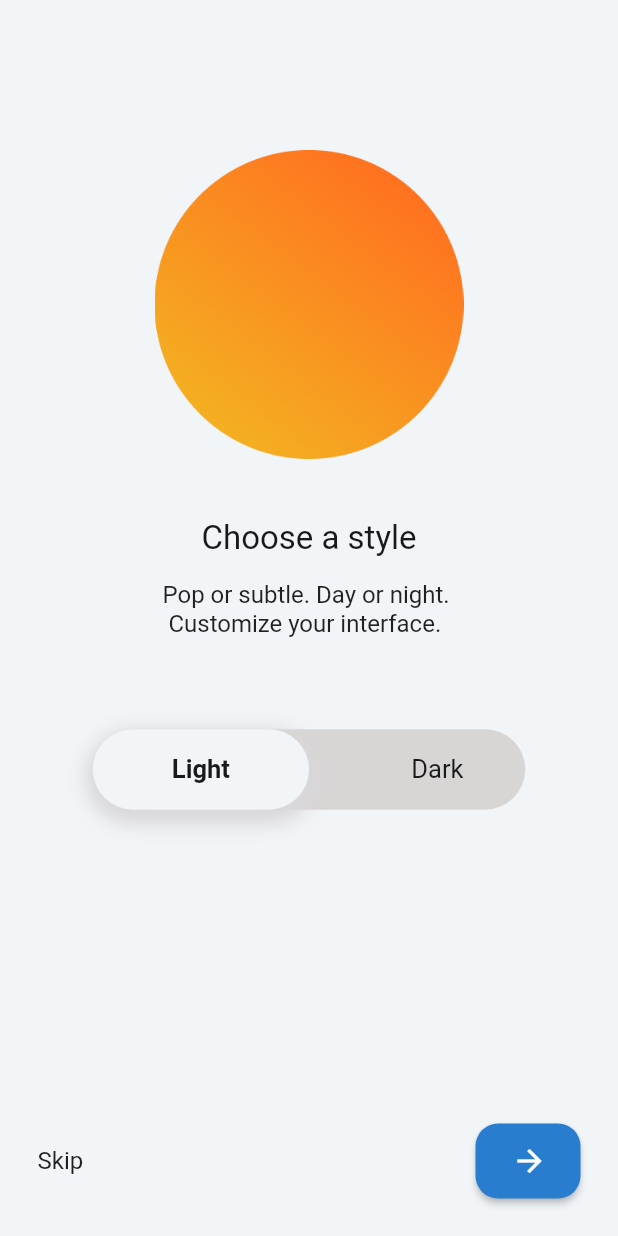
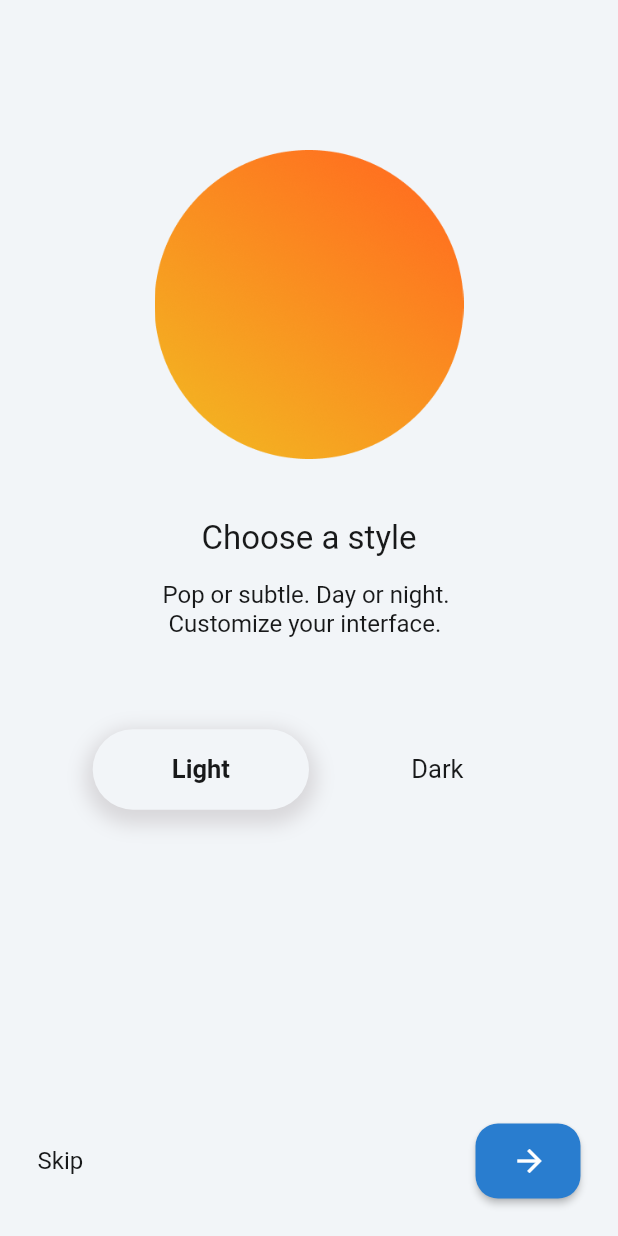
Before and after one commit to TSEC-MAD-Club/Mobile-App, a Flutter app: the screen it shows after launch, on a phone screen of 412 x 824 dp. Run offline on Flutter 3.47's test engine with Material 2 defaults, Android fonts, the phone set to English and light mode, and no system bars; our stand-ins replace cached_network_image; Roboto replaces fonts that are missing (SF Pro Text).

Commit message:
fix: add subtitle 1 and 2 to TextTheme

```diff
--- a/lib/screens/theme_screen/widgets/custom_toggle_button.dart
+++ b/lib/screens/theme_screen/widgets/custom_toggle_button.dart
@@ -54,7 +54,7 @@ class _CustomToggleButtonState extends State<CustomToggleButton> {
               width: width * 0.7,
               height: width * 0.13,
               decoration: ShapeDecoration(
-                color: Theme.of(context).primaryColorDark,
+                color: Theme.of(context).primaryColor,
                 shape: RoundedRectangleBorder(
                   borderRadius: BorderRadius.circular(width * 0.1),
                 ),
@@ -83,7 +83,7 @@ class _CustomToggleButtonState extends State<CustomToggleButton> {
               width: width * 0.35,
               height: width * 0.13,
               decoration: ShapeDecoration(
-                color: Theme.of(context).primaryColor,
+                color: Theme.of(context).primaryColorLight,
                 shadows: widget.shadows,
                 shape: RoundedRectangleBorder(
                   borderRadius: BorderRadius.circular(width * 0.1),
--- a/lib/utils/themes.dart
+++ b/lib/utils/themes.dart
@@ -21,6 +21,7 @@ late final theme = ThemeData(
     lightColor: kLightModeLightBlue,
   ),
   primaryColor: const Color(0xFFF2F5F8),
+  primaryColorLight: const Color(0xFFF2F5F8),
   primaryColorDark: const Color(0xFFD8D5D5),
   textTheme: _textTheme.apply(
     bodyColor: kBlack,
@@ -33,7 +34,7 @@ late final theme = ThemeData(
 late final darkTheme = ThemeData(
   scaffoldBackgroundColor: const Color(0xFF18191A),
   primaryColor: const Color(0xFF242526),
-  primaryColorDark: const Color(0xFFE6E6E6),
+  primaryColorLight: const Color(0xFf34323d),
   textButtonTheme: _getTextButtonTheme(
     darkColor: kDarkModeDarkBlue,
     lightColor: kDarkModeLightBlue,
@@ -75,7 +76,14 @@ const _textTheme = TextTheme(
       fontSize: 12,
       fontWeight: FontWeight.w400,
     ),
-);
+    subtitle1: TextStyle(
+      fontSize: 16,
+      fontWeight: FontWeight.w400,
+    ),
+    subtitle2: TextStyle(
+      fontSize: 14,
+      fontWeight: FontWeight.w500,
+    ));
 
 TextButtonThemeData _getTextButtonTheme({
   required Color darkColor,
```
Lines whose indentation alone changed are shown as unchanged.
